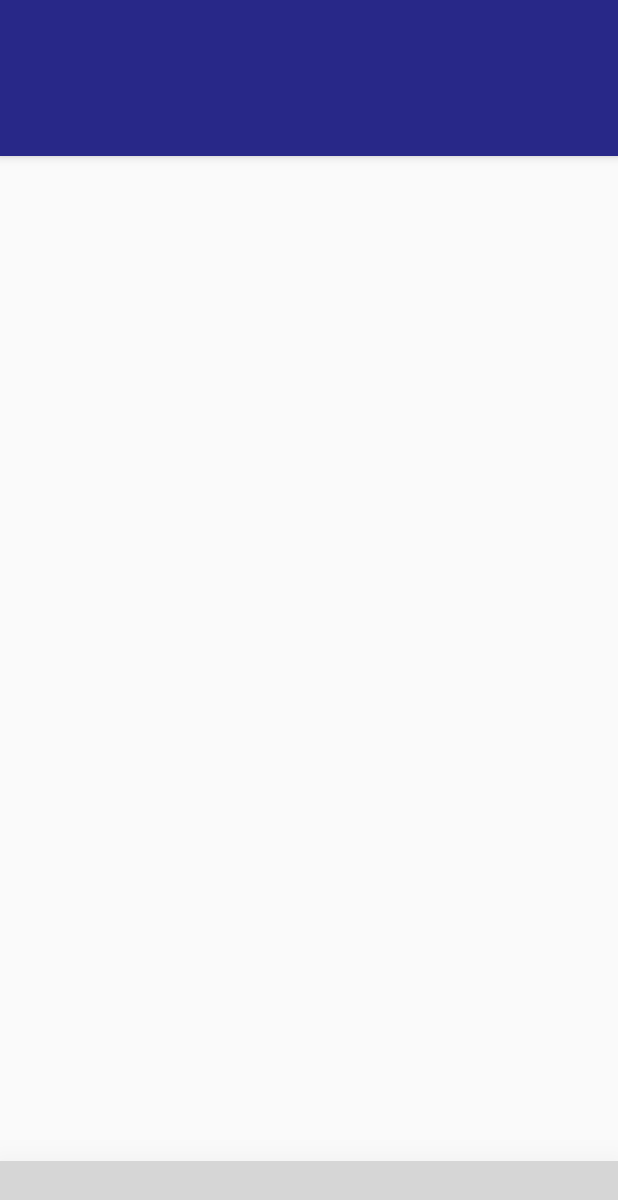
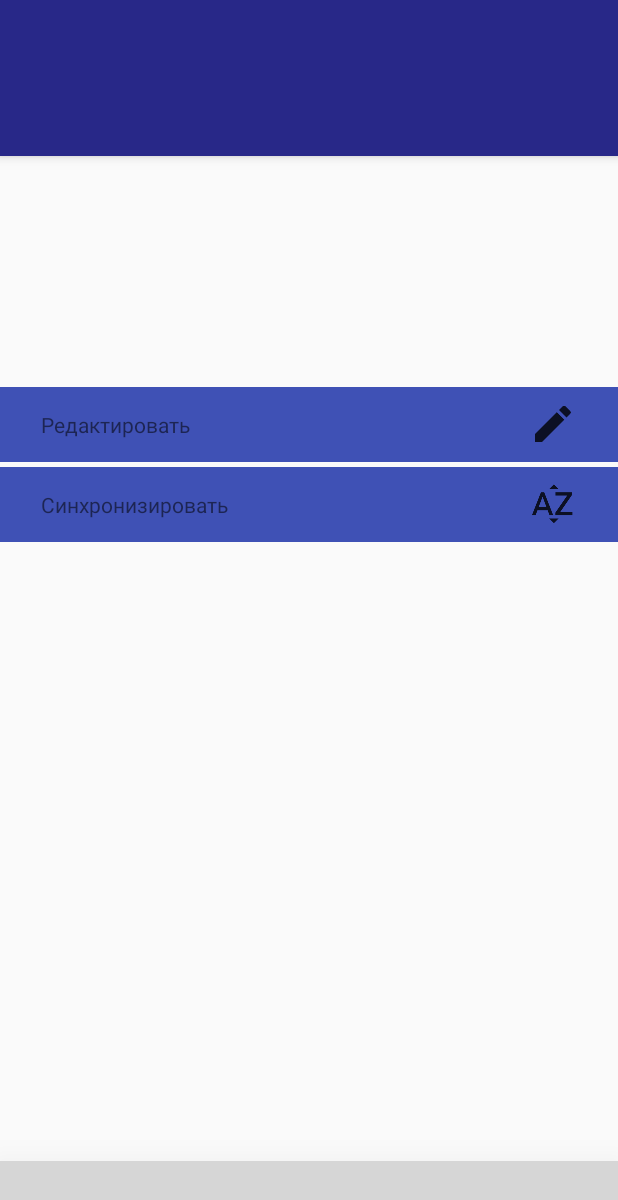
Before and after one commit to StarKREPolytech/SAHistoryDevelopment, an Android app: the layout activity_history_list.xml on its own in the app's theme, with its tools: preview values and no code run, on a phone screen of 412 x 824 dp. Shown: the top 1200 px of the screen. Run offline under Robolectric (Android 15) with nearby library versions, the phone set to English and light mode, and no system bars; plain views replace BottomNavigationViewEx; grey boxes are pictures that could not be loaded.

Commit message:
Работаем...

```diff
--- a/app/src/main/java/com/activities/historyListActivity/components/viewPager/recyclerView/historyListRecyclerViewAdapter/HistoryRecyclerViewAdapter.java
+++ b/app/src/main/java/com/activities/historyListActivity/components/viewPager/recyclerView/historyListRecyclerViewAdapter/HistoryRecyclerViewAdapter.java
@@ -336,7 +336,6 @@ public final class HistoryRecyclerViewAdapter extends RecyclerView.Adapter<Histo
             case RENAMING:
                 //Устанавливаем заголовок, который был до переименовывания:
                 this.resetHistoryHeadline();
-
         }
     }
 
@@ -347,13 +346,8 @@ public final class HistoryRecyclerViewAdapter extends RecyclerView.Adapter<Histo
      */
 
     public final void switchFromBrowsingToSelectingMode() {
-//        final HistoryTopBar historyTopBar = this.parentActivity
-//                .getHistoryTopBar();
-//        final HistoryBottomBar historyBottomBar = RepositoryFragment.THIS.getHistoryBottomBar();
-//        final HistoryNavigationFrame navFrame = historyTopBar.getNavigationFrame();
-//        this.adapterMode = SELECTING;
+        this.adapterMode = SELECTING;
         HistoryViewUtils.hideAllEditButtonsAndShowAllTicks(this.historyViewHolderList);
-//        historyTopBar.getNavigationFrame().setCancelEditLabel();
 //        historyBottomBar.getSelectAllButton().setText(R.string.history_select_all);
 //        navFrame.close();
     }
--- a/app/src/main/java/com/activities/historyListActivity/components/viewPager/recyclerView/historyListRecyclerViewAdapter/viewHolder/HistoryViewHolder.java
+++ b/app/src/main/java/com/activities/historyListActivity/components/viewPager/recyclerView/historyListRecyclerViewAdapter/viewHolder/HistoryViewHolder.java
@@ -46,7 +46,6 @@ public final class HistoryViewHolder extends RecyclerView.ViewHolder {
 
     @Getter
     private TextView textViewDescription;
-
 
     @Getter
     private ImageView historyRepositoryImageView;
@@ -103,7 +102,8 @@ public final class HistoryViewHolder extends RecyclerView.ViewHolder {
             HistoryListActivity.THIS.refreshScreen();
         });
         this.historyHeadlineTextEditor.setOnEditorActionListener((textView, actionID, keyEvent) -> {
-            this.parentAdapter.completeHistoryHeaderRenaming(actionID, this.historyHeadlineTextEditor);
+            this.parentAdapter.completeHistoryHeaderRenaming(actionID
+                    , this.historyHeadlineTextEditor);
             HistoryListActivity.THIS.refreshScreen();
             return true;
         });
--- a/app/src/main/res/layout/activity_history_list.xml
+++ b/app/src/main/res/layout/activity_history_list.xml
@@ -32,10 +32,19 @@
     <android.support.v4.view.ViewPager
         android:id="@+id/view_pager_main"
         android:layout_width="match_parent"
-        android:layout_height="match_parent"
+        android:layout_height="411dp"
         android:layout_marginBottom="100dp"
         app:layout_behavior="@string/appbar_scrolling_view_behavior" />
 
     <include layout="@layout/bottom_navigation_view" />
 
+    <include
+        android:id="@+id/include"
+        layout="@layout/history_options_view"
+        android:layout_width="match_parent"
+        android:layout_height="wrap_content"
+        android:visibility="visible"
+        app:layout_anchor="@+id/view_pager_main"
+        app:layout_anchorGravity="right|center" />
+
 </android.support.design.widget.CoordinatorLayout>
--- a/app/src/main/res/layout/current_history_activity.xml
+++ b/app/src/main/res/layout/current_history_activity.xml
@@ -75,6 +75,7 @@
                     app:layout_constraintStart_toStartOf="@id/history_indicator_vs_route"
                     app:layout_constraintTop_toTopOf="parent">
 
+                    <!--GoogleMaps-->
                     <!--<fragment-->
                         <!--android:id="@+id/map"-->
                         <!--class="com.google.android.gms.maps.SupportMapFragment"-->
--- /dev/null
+++ b/app/src/main/res/layout/history_options_view.xml
@@ -0,0 +1,60 @@
+<?xml version="1.0" encoding="utf-8"?>
+<LinearLayout xmlns:android="http://schemas.android.com/apk/res/android"
+    xmlns:app="http://schemas.android.com/apk/res-auto"
+    android:orientation="vertical" android:layout_width="match_parent"
+    android:layout_height="match_parent">
+
+    <RelativeLayout
+        android:id="@+id/history_edit_relative_layout"
+        android:background="@color/colorPrimary"
+        android:layout_width="match_parent"
+        android:layout_height="50dp">
+
+        <TextView
+            android:textSize="14sp"
+            android:id="@+id/history_edit_text_view"
+            android:layout_width="wrap_content"
+            android:layout_height="wrap_content"
+            android:layout_alignParentStart="true"
+            android:layout_centerVertical="true"
+            android:layout_marginStart="27dp"
+            android:text="Редактировать" />
+
+        <ImageView
+            android:id="@+id/history_edit_image_view"
+            android:layout_width="wrap_content"
+            android:layout_height="wrap_content"
+            android:layout_alignParentEnd="true"
+            android:layout_centerVertical="true"
+            android:layout_marginEnd="27dp"
+            app:srcCompat="@drawable/ic_edit_history" />
+    </RelativeLayout>
+
+    <RelativeLayout
+        android:id="@+id/history_sync_relative_layout"
+        android:layout_width="match_parent"
+        android:layout_height="50dp"
+        android:layout_marginTop="3dp"
+        android:background="@color/colorPrimary">
+
+        <TextView
+            android:id="@+id/history_sync_text_view"
+            android:layout_width="wrap_content"
+            android:layout_height="wrap_content"
+            android:layout_alignParentStart="true"
+            android:layout_centerVertical="true"
+            android:layout_marginStart="27dp"
+            android:text="Синхронизировать"
+            android:textSize="14sp" />
+
+        <ImageView
+            android:id="@+id/history_sync_image_view"
+            android:layout_width="wrap_content"
+            android:layout_height="wrap_content"
+            android:layout_alignParentEnd="true"
+            android:layout_centerVertical="true"
+            android:layout_marginEnd="27dp"
+            app:srcCompat="@drawable/ic_sort_by_alphabet" />
+    </RelativeLayout>
+
+</LinearLayout>
--- a/app/src/main/res/layout/repository_fragment.xml
+++ b/app/src/main/res/layout/repository_fragment.xml
@@ -26,6 +26,7 @@
             android:id="@+id/history_recycler_view"
             android:layout_width="match_parent"
             android:layout_height="match_parent" />
+
     </android.support.constraint.ConstraintLayout>
 
 </android.support.v4.widget.NestedScrollView>
```
